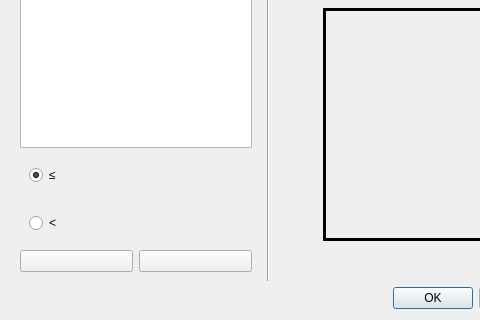
Old version of the form src/pythonGui/karabogui/controllers/icons.ui in the repository European-XFEL/Karabo; both pictures show x 0 to 480 and y 180 to 500 of the 570 by 500 pixel window.
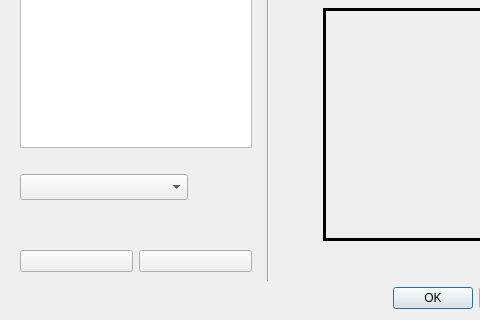
New version of the form. The open tabs and pages were chosen to show the change. Icons and pictures are not drawn. Custom widgets are drawn as their Qt base class.

Commit message:
Icons Widget-TextDialog: new widget.
For the String with options the dialog shows up with a combobox instead of line edit.
The combobox is preloaded with the binding.options.

What changed in the file:
```diff
--- a/src/pythonGui/karabogui/controllers/icons.ui
+++ b/src/pythonGui/karabogui/controllers/icons.ui
@@ -222,6 +222,18 @@
             </item>
            </layout>
           </widget>
+          <widget class="QWidget" name="textOptionsPage">
+           <widget class="QComboBox" name="itemsComboBox">
+            <property name="geometry">
+             <rect>
+              <x>0</x>
+              <y>20</y>
+              <width>168</width>
+              <height>26</height>
+             </rect>
+            </property>
+           </widget>
+          </widget>
          </widget>
         </item>
         <item>
```
The commit also changes 2 other files.
